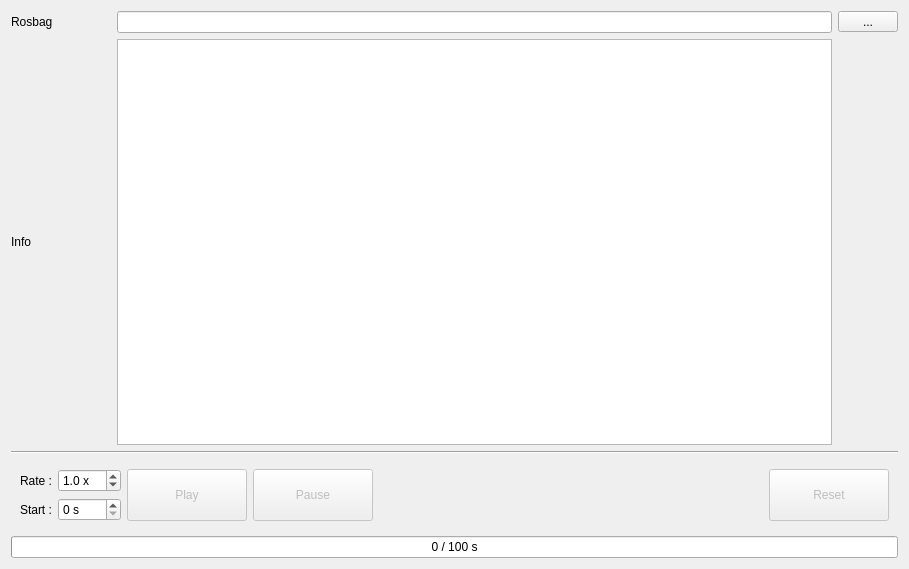
Old version of the form ui/player.ui in the repository yyamazaki933/rosif.
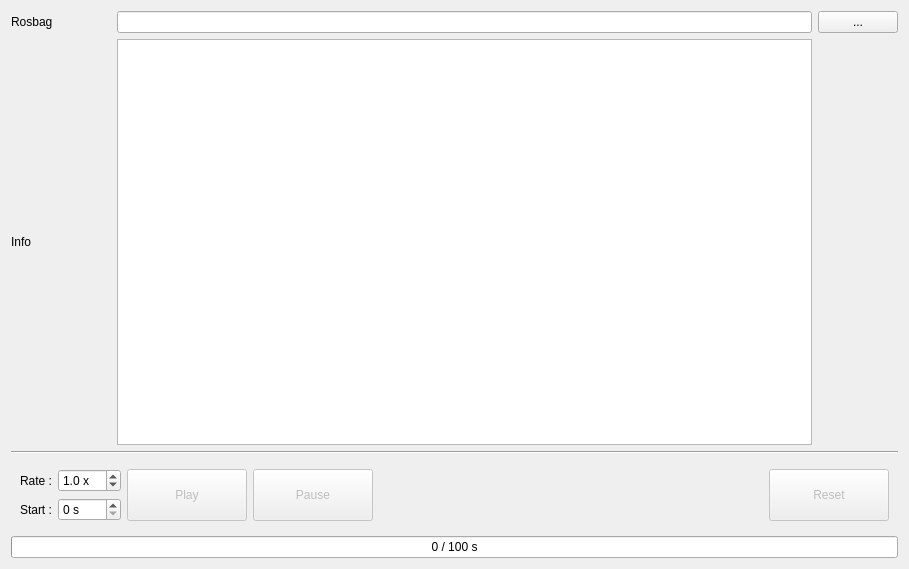
New version of the form.

```diff
--- a/ui/player.ui
+++ b/ui/player.ui
@@ -177,19 +177,6 @@
      </property>
     </widget>
    </item>
-   <item row="0" column="2">
-    <widget class="QToolButton" name="tb_bag">
-     <property name="minimumSize">
-      <size>
-       <width>60</width>
-       <height>0</height>
-      </size>
-     </property>
-     <property name="text">
-      <string>...</string>
-     </property>
-    </widget>
-   </item>
    <item row="3" column="0" colspan="3">
     <widget class="QWidget" name="widget" native="true">
      <layout class="QGridLayout" name="gridLayout_2">
@@ -345,6 +332,31 @@
      </layout>
     </widget>
    </item>
+   <item row="0" column="2">
+    <widget class="QPushButton" name="pb_bag">
+     <property name="sizePolicy">
+      <sizepolicy hsizetype="Fixed" vsizetype="Fixed">
+       <horstretch>0</horstretch>
+       <verstretch>0</verstretch>
+      </sizepolicy>
+     </property>
+     <property name="minimumSize">
+      <size>
+       <width>80</width>
+       <height>0</height>
+      </size>
+     </property>
+     <property name="maximumSize">
+      <size>
+       <width>80</width>
+       <height>16777215</height>
+      </size>
+     </property>
+     <property name="text">
+      <string>...</string>
+     </property>
+    </widget>
+   </item>
   </layout>
  </widget>
  <resources/>
```
